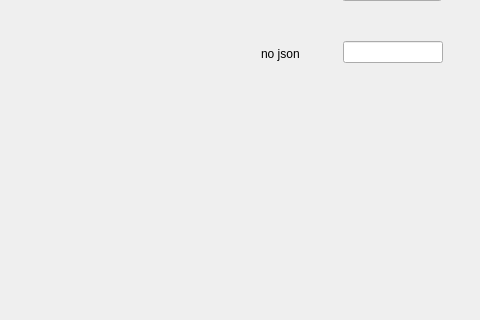
The window that caQtDM_Tests/json.ui (caqtdm/caqtdm) describes before a commit, drawn with Qt 5; both pictures show x 0 to 480 and y 159 to 479 of the 800 by 600 pixel window.
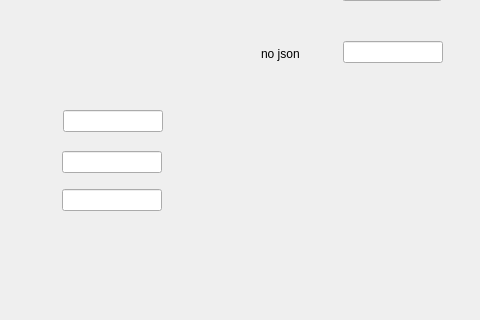
The same window after the commit. Custom widgets are drawn as their Qt base class.

Commit message: more complicated expressions

The edit to the form file:
```diff
--- a/caQtDM_Tests/json.ui
+++ b/caQtDM_Tests/json.ui
@@ -150,6 +150,54 @@
      <string notr="true">ACM:TEST:AO.{&quot;dbnd&quot;:{&quot;d&quot;:1.5}}</string>
     </property>
    </widget>
+   <widget class="caTextEntry" name="catextentry_5">
+    <property name="geometry">
+     <rect>
+      <x>63</x>
+      <y>269</y>
+      <width>100</width>
+      <height>22</height>
+     </rect>
+    </property>
+    <property name="channel" stdset="0">
+     <string notr="true">ACM:TEST:AO.{&quot;f&quot;:{&quot;lo&quot;:0,&quot;hi&quot;:10}, &quot;caqtdm_monitor&quot;:{&quot;maxdisplayrate&quot;:1}}</string>
+    </property>
+    <property name="keepFocus">
+     <bool>true</bool>
+    </property>
+   </widget>
+   <widget class="caTextEntry" name="catextentry_6">
+    <property name="geometry">
+     <rect>
+      <x>62</x>
+      <y>310</y>
+      <width>100</width>
+      <height>22</height>
+     </rect>
+    </property>
+    <property name="channel" stdset="0">
+     <string notr="true">ACM:TEST:AO.{&quot;ts&quot;:{}, &quot;caqtdm_monitor&quot;:{&quot;maxdisplayrate&quot;:1}}</string>
+    </property>
+    <property name="keepFocus">
+     <bool>true</bool>
+    </property>
+   </widget>
+   <widget class="caTextEntry" name="catextentry_7">
+    <property name="geometry">
+     <rect>
+      <x>62</x>
+      <y>348</y>
+      <width>100</width>
+      <height>22</height>
+     </rect>
+    </property>
+    <property name="channel" stdset="0">
+     <string notr="true">ACM:TEST:AO.{test:channel.{&quot;arr&quot;:{&quot;s&quot;:2,&quot;i&quot;:2,&quot;e&quot;:8}} 4 2 4 6 8}, &quot;caqtdm_monitor&quot;:{&quot;maxdisplayrate&quot;:1}}</string>
+    </property>
+    <property name="keepFocus">
+     <bool>true</bool>
+    </property>
+   </widget>
   </widget>
   <widget class="QMenuBar" name="menubar">
    <property name="geometry">
```
